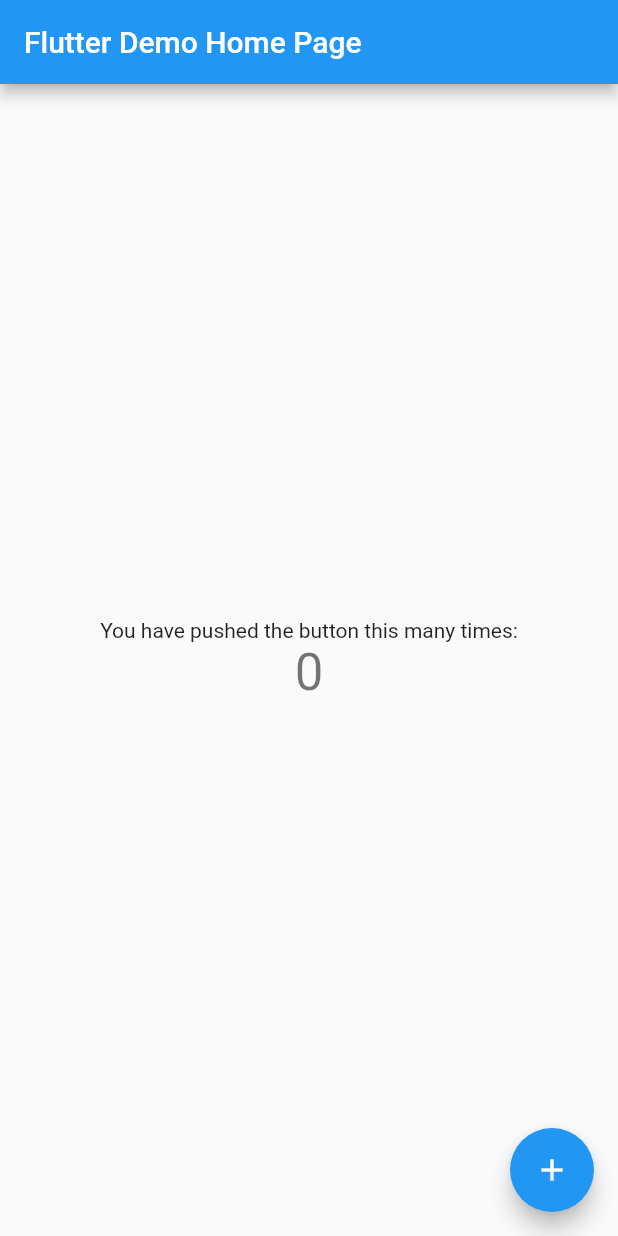
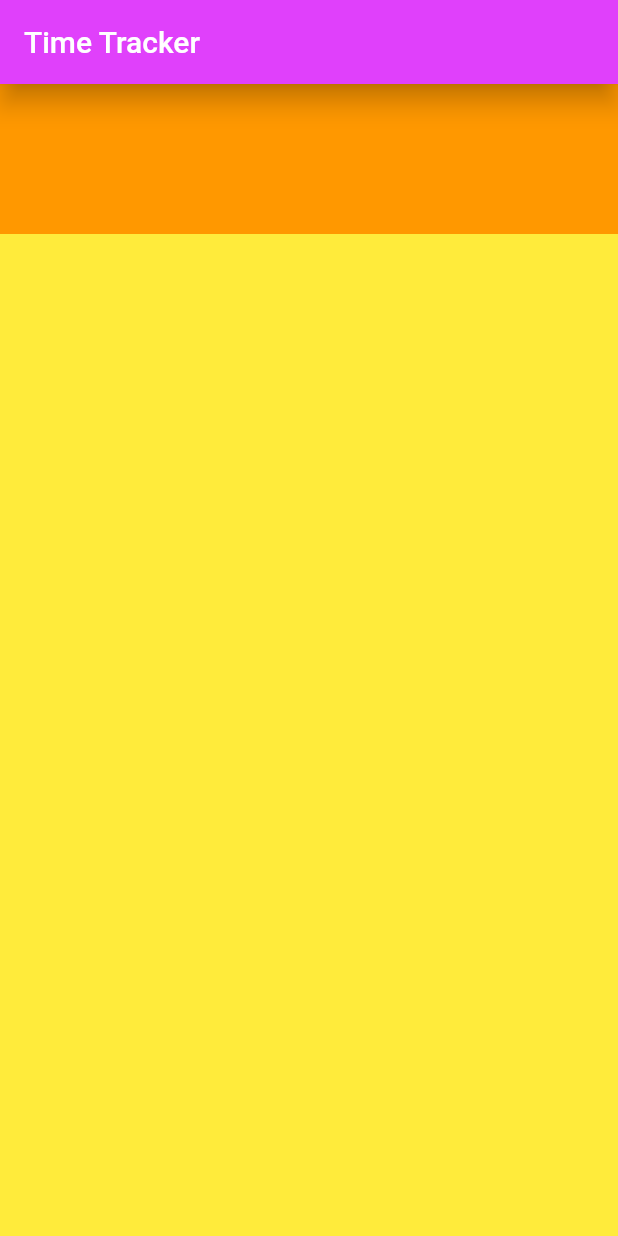
Before and after one commit to Code4Blessings/flutterfire_time_tracker_app, a Flutter app: the screen it shows after launch, on a phone screen of 412 x 824 dp. Run offline on Flutter 3.47's test engine with Material 2 defaults, Android fonts, the phone set to English and light mode, and no system bars.

Commit message:
Set up Layout for Sign In page

```diff
--- /dev/null
+++ b/lib/app/sign_in/sign_in_page.dart
@@ -0,0 +1,25 @@
+import 'package:flutter/material.dart';
+
+class SignInPage extends StatelessWidget {
+  @override
+  Widget build(BuildContext context) {
+    return Scaffold(
+      appBar: AppBar(
+        title: Text('Time Tracker'),
+        elevation: 7.0,
+      ),
+      body: Container(
+        color: Colors.yellow,
+        child: Column(
+          crossAxisAlignment: CrossAxisAlignment.stretch,
+          children: <Widget>[
+            Container(
+              color: Colors.orange,
+              child: SizedBox(height: 100),
+            ),
+          ],
+        ),
+      ),
+    );
+  }
+}
--- a/lib/main.dart
+++ b/lib/main.dart
@@ -1,117 +1,19 @@
 import 'package:flutter/material.dart';
+import 'package:flutterfire_time_tracker_app/app/sign_in/sign_in_page.dart';
 
 void main() {
   runApp(MyApp());
 }
 
 class MyApp extends StatelessWidget {
-  // This widget is the root of your application.
   @override
   Widget build(BuildContext context) {
     return MaterialApp(
-      title: 'Flutter Demo',
+      title: 'Time Tracker',
       theme: ThemeData(
-        // This is the theme of your application.
-        //
-        // Try running your application with "flutter run". You'll see the
-        // application has a blue toolbar. Then, without quitting the app, try
-        // changing the primarySwatch below to Colors.green and then invoke
-        // "hot reload" (press "r" in the console where you ran "flutter run",
-        // or simply save your changes to "hot reload" in a Flutter IDE).
-        // Notice that the counter didn't reset back to zero; the application
-        // is not restarted.
-        primarySwatch: Colors.blue,
-        // This makes the visual density adapt to the platform that you run
-        // the app on. For desktop platforms, the controls will be smaller and
-        // closer together (more dense) than on mobile platforms.
-        visualDensity: VisualDensity.adaptivePlatformDensity,
+        primaryColor: Colors.purpleAccent,
       ),
-      home: MyHomePage(title: 'Flutter Demo Home Page'),
-    );
+      home: SignInPage()
+      );
   }
 }
-
-class MyHomePage extends StatefulWidget {
-  MyHomePage({Key key, this.title}) : super(key: key);
-
-  // This widget is the home page of your application. It is stateful, meaning
-  // that it has a State object (defined below) that contains fields that affect
-  // how it looks.
-
-  // This class is the configuration for the state. It holds the values (in this
-  // case the title) provided by the parent (in this case the App widget) and
-  // used by the build method of the State. Fields in a Widget subclass are
-  // always marked "final".
-
-  final String title;
-
-  @override
-  _MyHomePageState createState() => _MyHomePageState();
-}
-
-class _MyHomePageState extends State<MyHomePage> {
-  int _counter = 0;
-
-  void _incrementCounter() {
-    setState(() {
-      // This call to setState tells the Flutter framework that something has
-      // changed in this State, which causes it to rerun the build method below
-      // so that the display can reflect the updated values. If we changed
-      // _counter without calling setState(), then the build method would not be
-      // called again, and so nothing would appear to happen.
-      _counter++;
-    });
-  }
-
-  @override
-  Widget build(BuildContext context) {
-    // This method is rerun every time setState is called, for instance as done
-    // by the _incrementCounter method above.
-    //
-    // The Flutter framework has been optimized to make rerunning build methods
-    // fast, so that you can just rebuild anything that needs updating rather
-    // than having to individually change instances of widgets.
-    return Scaffold(
-      appBar: AppBar(
-        // Here we take the value from the MyHomePage object that was created by
-        // the App.build method, and use it to set our appbar title.
-        title: Text(widget.title),
-      ),
-      body: Center(
-        // Center is a layout widget. It takes a single child and positions it
-        // in the middle of the parent.
-        child: Column(
-          // Column is also a layout widget. It takes a list of children and
-          // arranges them vertically. By default, it sizes itself to fit its
-          // children horizontally, and tries to be as tall as its parent.
-          //
-          // Invoke "debug painting" (press "p" in the console, choose the
-          // "Toggle Debug Paint" action from the Flutter Inspector in Android
-          // Studio, or the "Toggle Debug Paint" command in Visual Studio Code)
-          // to see the wireframe for each widget.
-          //
-          // Column has various properties to control how it sizes itself and
-          // how it positions its children. Here we use mainAxisAlignment to
-          // center the children vertically; the main axis here is the vertical
-          // axis because Columns are vertical (the cross axis would be
-          // horizontal).
-          mainAxisAlignment: MainAxisAlignment.center,
-          children: <Widget>[
-            Text(
-              'You have pushed the button this many times:',
-            ),
-            Text(
-              '$_counter',
-              style: Theme.of(context).textTheme.headline4,
-            ),
-          ],
-        ),
-      ),
-      floatingActionButton: FloatingActionButton(
-        onPressed: _incrementCounter,
-        tooltip: 'Increment',
-        child: Icon(Icons.add),
-      ), // This trailing comma makes auto-formatting nicer for build methods.
-    );
-  }
-}
```
Also changed, not shown: pubspec.lock.
